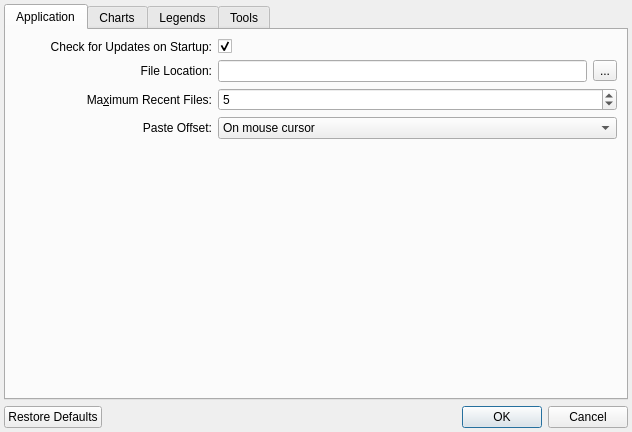
This is src/settings.ui in FamousMonsterr/CrochetCharts as Qt 5 draws it before an edit. The edited form follows.
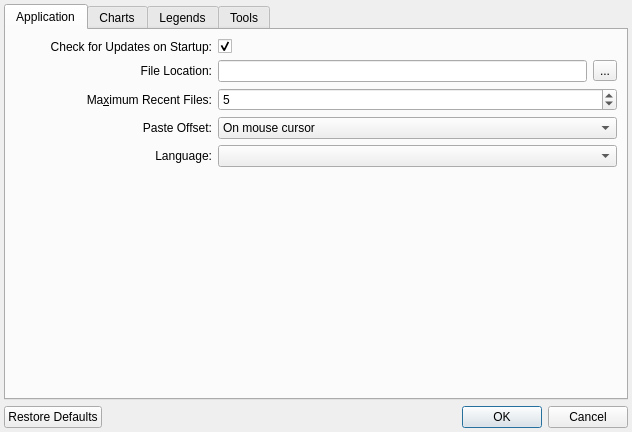
This is the edited form. The open tabs and pages were chosen to show the change.

Commit message: Add in-app language switching

Diff of the .ui file:
```diff
--- a/src/settings.ui
+++ b/src/settings.ui
@@ -74,7 +74,23 @@
          </property>
         </widget>
        </item>
-       <item row="4" column="0" colspan="2">
+       <item row="4" column="0">
+        <widget class="QLabel" name="label_40">
+         <property name="text">
+          <string>Language:</string>
+         </property>
+         <property name="alignment">
+          <set>Qt::AlignRight|Qt::AlignTrailing|Qt::AlignVCenter</set>
+         </property>
+         <property name="buddy">
+          <cstring>uiLanguage</cstring>
+         </property>
+        </widget>
+       </item>
+       <item row="4" column="1" colspan="2">
+        <widget class="QComboBox" name="uiLanguage"/>
+       </item>
+       <item row="5" column="0" colspan="2">
         <spacer name="verticalSpacer">
          <property name="orientation">
           <enum>Qt::Vertical</enum>
```
The commit also changes 5 other files.
